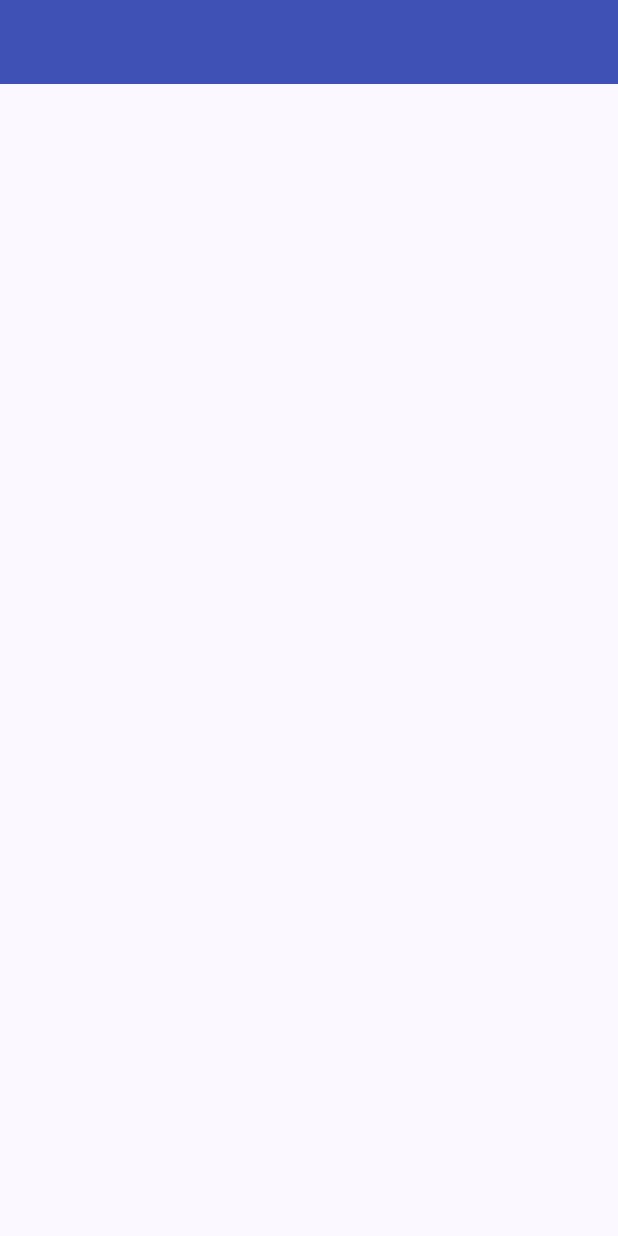
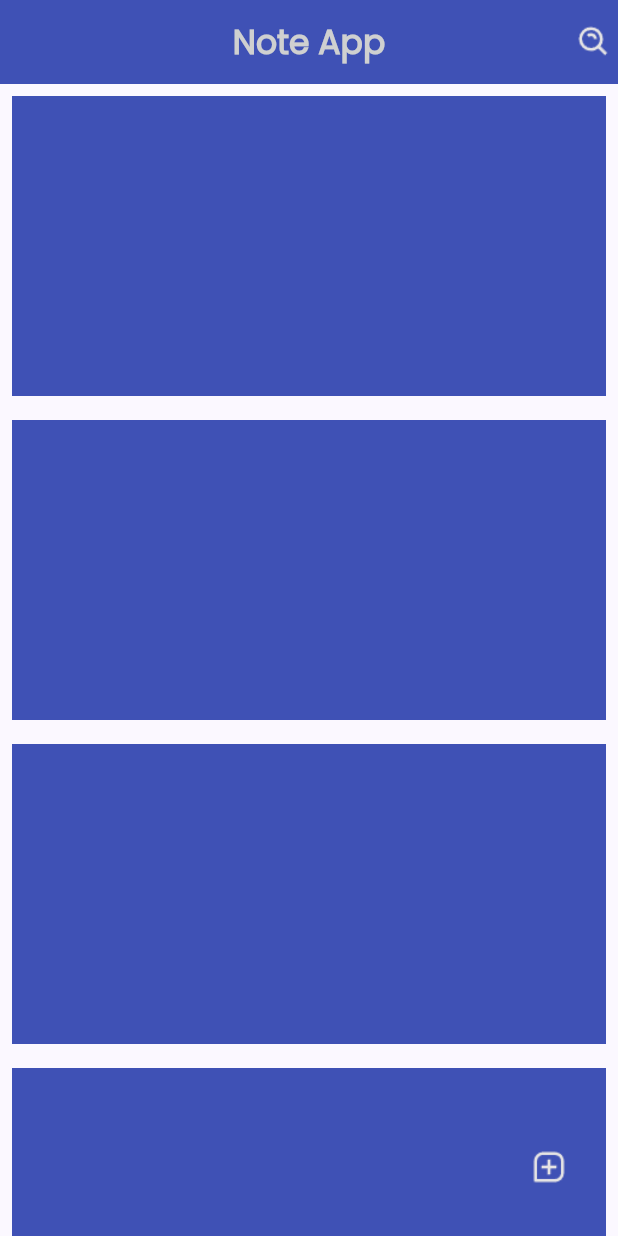
Before and after one commit to SingHuyLeang/SQLite-12-1, a Flutter app: the screen it shows after launch, on a phone screen of 412 x 824 dp. Run offline on Flutter 3.47's test engine with Material 3 defaults, Android fonts, the phone set to English and light mode, and no system bars; our stand-ins replace get.

Commit message:
Design App

```diff
--- a/lib/app.dart
+++ b/lib/app.dart
@@ -1,12 +1,13 @@
 import 'package:flutter/material.dart';
 import 'package:note_app/feature/app/view/home/home_screen.dart';
+import 'package:get/get.dart';
 
 class App extends StatelessWidget {
   const App({super.key});
 
   @override
   Widget build(BuildContext context) {
-    return MaterialApp(
+    return GetMaterialApp(
       title: 'Flutter Demo',
       debugShowCheckedModeBanner: false,
       theme: ThemeData(
--- /dev/null
+++ b/lib/common/component/icon_button.dart
@@ -0,0 +1,32 @@
+import 'package:flutter/material.dart';
+
+class NIcon extends StatelessWidget {
+  const NIcon({
+    super.key,
+    required this.icon,
+    this.even,
+    this.w = 24,
+    this.h = 24,
+  });
+  final String icon;
+  final Function()? even;
+  final double? w, h;
+
+  @override
+  Widget build(BuildContext context) {
+    return GestureDetector(
+      onTap: even,
+      child: Container(
+        width: w,
+        height: h,
+        margin: const EdgeInsets.all(4),
+        decoration: BoxDecoration(
+          image: DecorationImage(
+            fit: BoxFit.cover,
+            image: AssetImage(icon),
+          ),
+        ),
+      ),
+    );
+  }
+}
--- /dev/null
+++ b/lib/common/component/n_app_bar.dart
@@ -0,0 +1,39 @@
+import 'package:flutter/material.dart';
+import 'package:note_app/common/style/colors.dart';
+import 'package:note_app/common/style/text_style.dart';
+
+class NAppBar extends StatelessWidget implements PreferredSizeWidget {
+  const NAppBar({
+    super.key,
+    this.showBackArrow = false,
+    required this.title,
+    this.showBackgroud = true,
+    this.center = true,
+    this.actions,
+  });
+
+  final bool showBackArrow;
+  final String title;
+  final bool showBackgroud;
+  final bool center;
+  final List<Widget>? actions;
+
+  @override
+  Widget build(BuildContext context) {
+    return AppBar(
+      automaticallyImplyLeading: showBackArrow,
+      backgroundColor: showBackgroud ? NColors.primary : null,
+      centerTitle: center,
+      title: NText(
+        text: title,
+        color: NColors.light,
+        size: 22,
+        weight: FontWeight.bold,
+      ),
+      actions: actions,
+    );
+  }
+
+  @override
+  Size get preferredSize => Size.fromHeight(AppBar().preferredSize.height);
+}
--- /dev/null
+++ b/lib/common/style/colors.dart
@@ -0,0 +1,7 @@
+import 'package:flutter/material.dart';
+
+class NColors {
+  static const Color primary = Colors.indigo;
+  static const Color dark = Color.fromARGB(255, 42, 42, 42);
+  static const Color light = Color.fromARGB(255, 207, 208, 208);
+}
--- a/lib/common/style/text_style.dart
+++ b/lib/common/style/text_style.dart
@@ -0,0 +1,36 @@
+import 'package:flutter/material.dart';
+import 'package:note_app/common/style/colors.dart';
+
+class NText extends StatelessWidget {
+  const NText({
+    super.key,
+    required this.text,
+    this.size = 16,
+    this.color = NColors.dark,
+    this.weight,
+    this.wrap,
+    this.overflow,
+    this.family = 'poppins-r'
+  });
+  final String text;
+  final double? size;
+  final Color? color;
+  final FontWeight? weight;
+  final bool? wrap;
+  final TextOverflow? overflow;
+  final String family;
+  @override
+  Widget build(BuildContext context) {
+    return Text(
+      text,
+      style: TextStyle(
+        fontFamily: family,
+        fontSize: size,
+        color: color,
+        fontWeight: weight,
+      ),
+      softWrap: wrap,
+      overflow: overflow,
+    );
+  }
+}
--- a/lib/feature/app/view/home/home_screen.dart
+++ b/lib/feature/app/view/home/home_screen.dart
@@ -1,4 +1,7 @@
 import 'package:flutter/material.dart';
+import 'package:note_app/common/component/icon_button.dart';
+import 'package:note_app/common/component/n_app_bar.dart';
+import 'package:note_app/common/style/colors.dart';
 
 class HomeScreen extends StatelessWidget {
   const HomeScreen({super.key});
@@ -6,8 +9,33 @@ class HomeScreen extends StatelessWidget {
   @override
   Widget build(BuildContext context) {
     return Scaffold(
-      appBar: AppBar(
-        backgroundColor: Colors.indigo,
+      appBar: const NAppBar(
+        title: "Note App",
+        actions: [
+          NIcon(icon: "assets/icons/search.png"),
+        ],
+      ),
+      body: ListView(
+        children: List.generate(
+          5,
+          (index) => Padding(
+            padding: const EdgeInsets.all(8.0),
+            child: Container(
+              width: double.infinity,
+              height: 200,
+              color: NColors.primary,
+            ),
+          ),
+        ),
+      ),
+      floatingActionButton: const CircleAvatar(
+        backgroundColor: NColors.primary,
+        radius: 30,
+        child: NIcon(
+          icon: 'assets/icons/add.png',
+          w: 24,
+          h: 24,
+        ),
       ),
     );
   }
```
Also changed, not shown: pubspec.yaml (+13 -14 lines), assets/fonts/poppins_bold.ttf (added), assets/fonts/poppins_regular.ttf (added), assets/icons/add.png (added), assets/icons/search.png (added), pubspec.lock, 1 other file.
